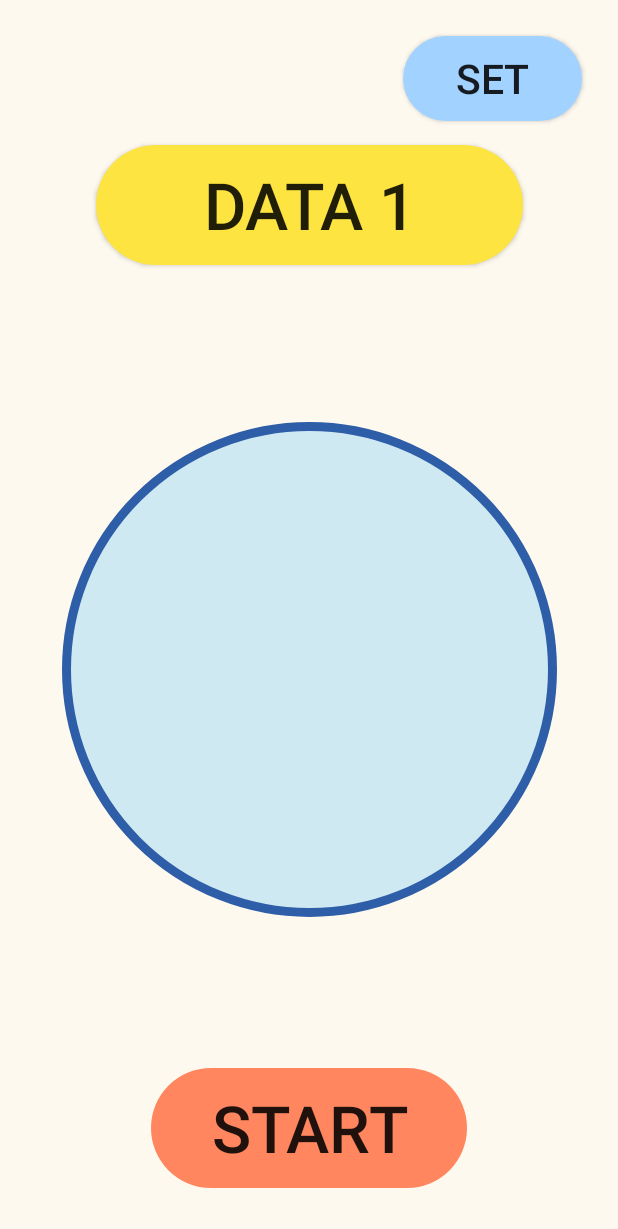
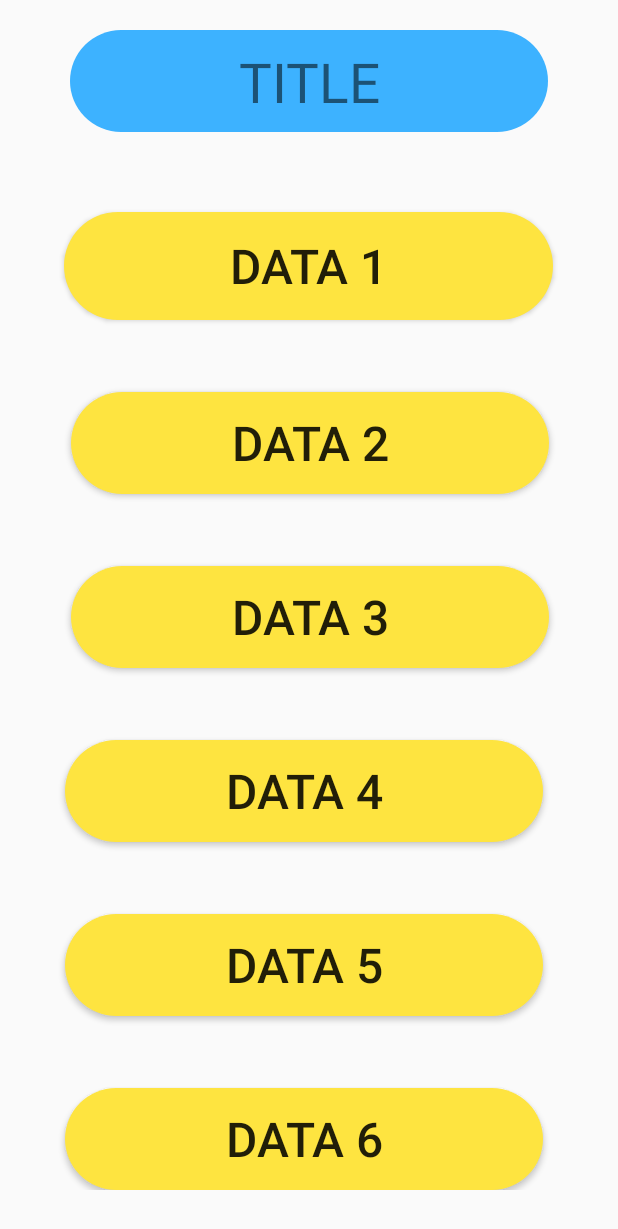
Before and after one commit to Snowbear124/HappyLottery, an Android app: the screen it shows after launch (MainActivity), on a phone screen of 412 x 824 dp. Shown: the top 1229 px of the screen. Run offline under Robolectric (Android 15) with nearby library versions, the phone set to English and light mode, and no system bars.

Commit message:
4 - ScrollView test.

```diff
--- a/app/src/main/java/com/snowbear/happylottery/MainActivity.kt
+++ b/app/src/main/java/com/snowbear/happylottery/MainActivity.kt
@@ -14,8 +14,9 @@ class MainActivity : AppCompatActivity() {
     override fun onCreate(savedInstanceState: Bundle?) {
         super.onCreate(savedInstanceState)
         Log.d(TAG, "onCreate: ")
-        setContentView(R.layout.activity_main)
-//        setContentView(R.layout.activity_data)
+//        setContentView(R.layout.activity_main)
+//        setContentView(R.layout.activity_data_item_set)
+        setContentView(R.layout.test)
     }
 
     fun lottery(view: View) {
--- /dev/null
+++ b/app/src/main/res/drawable/bottom_line.xml
@@ -0,0 +1,16 @@
+<?xml version="1.0" encoding="utf-8"?>
+<selector android:shape="rectangle" xmlns:android="http://schemas.android.com/apk/res/android">
+    <item android:state_focused="true">
+        <shape android:shape="rectangle">
+            <solid android:color="@color/DuckSauce" />
+            <size android:width="@dimen/dp_200" android:height="3dp"/>
+        </shape>
+    </item>
+
+    <item android:state_focused="false">
+        <shape android:shape="rectangle">
+            <solid android:color="@color/gray" />
+            <size android:width="@dimen/dp_200" android:height="3dp"/>
+        </shape>
+    </item>
+</selector>
--- /dev/null
+++ b/app/src/main/res/drawable/item_data.xml
@@ -0,0 +1,6 @@
+<?xml version="1.0" encoding="utf-8"?>
+<selector xmlns:android="http://schemas.android.com/apk/res/android">
+    <item android:state_enabled="true" android:state_focused="true">
+        <color android:color="@color/GarudaGold_trans" />
+    </item>
+</selector>
--- a/app/src/main/res/layout/activity_data_item_set.xml
+++ b/app/src/main/res/layout/activity_data_item_set.xml
@@ -1,5 +1,5 @@
 <?xml version="1.0" encoding="utf-8"?>
-<androidx.constraintlayout.widget.ConstraintLayout xmlns:android="http://schemas.android.com/apk/res/android"
+<LinearLayout xmlns:android="http://schemas.android.com/apk/res/android"
     xmlns:app="http://schemas.android.com/apk/res-auto"
     xmlns:tools="http://schemas.android.com/tools"
     android:layout_width="match_parent"
@@ -7,15 +7,10 @@
     android:background="@color/OldLace"
     tools:context=".DataItemSet">
 
-    <EditText
-        android:id="@+id/editTextDate"
-        android:layout_width="wrap_content"
-        android:layout_height="wrap_content"
-        android:layout_marginTop="132dp"
-        android:ems="10"
-        android:inputType="date"
-        app:layout_constraintEnd_toEndOf="parent"
-        app:layout_constraintHorizontal_bias="0.373"
-        app:layout_constraintStart_toStartOf="parent"
-        app:layout_constraintTop_toTopOf="parent" />
-</androidx.constraintlayout.widget.ConstraintLayout>
+
+        <LinearLayout
+            android:layout_width="match_parent"
+            android:layout_height="147dp"
+            android:orientation="vertical"></LinearLayout>
+
+</LinearLayout>
--- a/app/src/main/res/layout/test.xml
+++ b/app/src/main/res/layout/test.xml
@@ -1,5 +1,122 @@
 <?xml version="1.0" encoding="utf-8"?>
-<androidx.constraintlayout.widget.ConstraintLayout xmlns:android="http://schemas.android.com/apk/res/android"
-    xmlns:tools="http://schemas.android.com/tools"
-    android:layout_width="match_parent"
-    android:layout_height="match_parent"/>
+<LinearLayout
+        xmlns:android="http://schemas.android.com/apk/res/android"
+        xmlns:app="http://schemas.android.com/apk/res-auto"
+        xmlns:tools="http://schemas.android.com/tools"
+        android:layout_width="fill_parent"
+        android:layout_height="fill_parent"
+        android:orientation="vertical">
+
+    <LinearLayout
+        android:layout_width="fill_parent"
+        android:layout_height="fill_parent"
+        android:orientation="vertical"
+        android:paddingTop="20dp">
+
+        <TextView
+            android:id="@+id/main"
+            android:layout_width="@dimen/dp_280"
+            android:layout_height="@dimen/dp_60"
+            android:layout_gravity="center"
+            android:background="@drawable/item_set"
+            android:gravity="center"
+            android:text="TITLE"
+            android:textSize="@dimen/sp_32"
+            tools:layout_editor_absoluteX="45dp"
+            tools:layout_editor_absoluteY="16dp" />
+    <LinearLayout
+        android:layout_width="match_parent"
+        android:layout_height="wrap_content"
+        android:orientation="vertical">
+        <ScrollView
+            android:layout_width="match_parent"
+            android:layout_height="wrap_content">
+
+            <androidx.constraintlayout.widget.ConstraintLayout
+                android:layout_width="match_parent"
+                android:layout_height="match_parent"
+                android:padding="5sp">
+
+                <Button
+                    android:id="@+id/title_1"
+                    android:layout_width="326dp"
+                    android:layout_height="72dp"
+                    android:layout_marginTop="48dp"
+                    android:background="@drawable/item_data_name"
+                    android:text="@string/data_1"
+                    android:textSize="@dimen/sp_28"
+                    app:layout_constraintEnd_toEndOf="parent"
+                    app:layout_constraintHorizontal_bias="0.494"
+                    app:layout_constraintStart_toStartOf="parent"
+                    app:layout_constraintTop_toTopOf="parent" />
+
+                <Button
+                    android:id="@+id/title_2"
+                    android:layout_width="@dimen/dp_280"
+                    android:layout_height="@dimen/dp_60"
+                    android:layout_marginTop="48dp"
+                    android:background="@drawable/item_data_name"
+                    android:text="Data 2"
+                    android:textSize="@dimen/sp_28"
+                    app:layout_constraintEnd_toEndOf="parent"
+                    app:layout_constraintHorizontal_bias="0.505"
+                    app:layout_constraintStart_toStartOf="parent"
+                    app:layout_constraintTop_toBottomOf="@+id/title_1" />
+
+                <Button
+                    android:id="@+id/title_3"
+                    android:layout_width="@dimen/dp_280"
+                    android:layout_height="@dimen/dp_60"
+                    android:layout_marginTop="48dp"
+                    android:background="@drawable/item_data_name"
+                    android:text="Data 3"
+                    android:textSize="@dimen/sp_28"
+                    app:layout_constraintEnd_toEndOf="parent"
+                    app:layout_constraintHorizontal_bias="0.505"
+                    app:layout_constraintStart_toStartOf="parent"
+                    app:layout_constraintTop_toBottomOf="@+id/title_2" />
+
+                <Button
+                    android:id="@+id/title_4"
+                    android:layout_width="@dimen/dp_280"
+                    android:layout_height="@dimen/dp_60"
+                    android:layout_marginTop="48dp"
+                    android:background="@drawable/item_data_name"
+                    android:text="Data 4"
+                    android:textSize="@dimen/sp_28"
+                    app:layout_constraintEnd_toEndOf="parent"
+                    app:layout_constraintHorizontal_bias="0.461"
+                    app:layout_constraintStart_toStartOf="parent"
+                    app:layout_constraintTop_toBottomOf="@+id/title_3" />
+
+                <Button
+                    android:id="@+id/title_5"
+                    android:layout_width="@dimen/dp_280"
+                    android:layout_height="@dimen/dp_60"
+                    android:layout_marginTop="48dp"
+                    android:background="@drawable/item_data_name"
+                    android:text="Data 5"
+                    android:textSize="@dimen/sp_28"
+                    app:layout_constraintEnd_toEndOf="parent"
+                    app:layout_constraintHorizontal_bias="0.461"
+                    app:layout_constraintStart_toStartOf="parent"
+                    app:layout_constraintTop_toBottomOf="@+id/title_4" />
+
+                <Button
+                    android:id="@+id/title_6"
+                    android:layout_width="@dimen/dp_280"
+                    android:layout_height="@dimen/dp_60"
+                    android:layout_marginTop="48dp"
+                    android:background="@drawable/item_data_name"
+                    android:text="Data 6"
+                    android:textSize="@dimen/sp_28"
+                    app:layout_constraintEnd_toEndOf="parent"
+                    app:layout_constraintHorizontal_bias="0.461"
+                    app:layout_constraintStart_toStartOf="parent"
+                    app:layout_constraintTop_toBottomOf="@+id/title_5" />
+
+            </androidx.constraintlayout.widget.ConstraintLayout>
+        </ScrollView>
+    </LinearLayout>
+    </LinearLayout>
+</LinearLayout>
--- a/app/src/main/res/values/colors.xml
+++ b/app/src/main/res/values/colors.xml
@@ -8,6 +8,7 @@
     <color name="black">#FF000000</color>
     <color name="white">#FFFFFFFF</color>
     <color name="white_80">#CCFFFFFF</color>
+    <color name="gray">#7C7C7C</color>
 
     <color name="BabyBlue">#A2D2FF</color>
     <color name="OldLace">#FEF9EF</color>
@@ -28,4 +29,5 @@
     <color name="BeerGarden">#3D9F38</color>
 
     <color name="DiamondLeague">#CEE9F2</color>
+    <color name="GarudaGold_trans">#4DFFB830</color>
 </resources>
```
